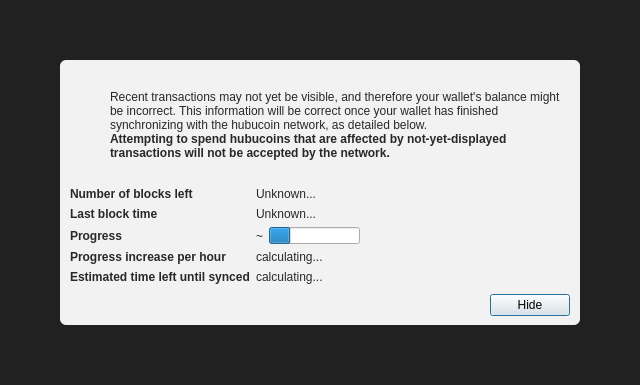
Old version of the form src/qt/forms/modaloverlay.ui in the repository SimBil91/diamondhandscoin.
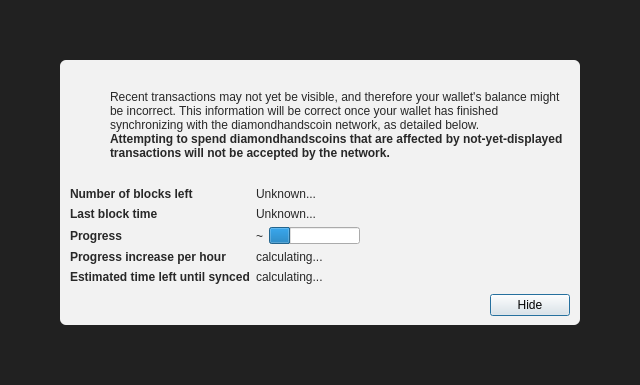
New version of the form. Icons and pictures are not drawn. Custom widgets are drawn as their Qt base class.

```diff
--- a/src/qt/forms/modaloverlay.ui
+++ b/src/qt/forms/modaloverlay.ui
@@ -130,7 +130,7 @@
              <item>
               <widget class="QLabel" name="infoText">
                <property name="text">
-                <string>Recent transactions may not yet be visible, and therefore your wallet's balance might be incorrect. This information will be correct once your wallet has finished synchronizing with the hubucoin network, as detailed below.</string>
+                <string>Recent transactions may not yet be visible, and therefore your wallet's balance might be incorrect. This information will be correct once your wallet has finished synchronizing with the diamondhandscoin network, as detailed below.</string>
                </property>
                <property name="textFormat">
                 <enum>Qt::RichText</enum>
@@ -149,7 +149,7 @@
                 </font>
                </property>
                <property name="text">
-                <string>Attempting to spend hubucoins that are affected by not-yet-displayed transactions will not be accepted by the network.</string>
+                <string>Attempting to spend diamondhandscoins that are affected by not-yet-displayed transactions will not be accepted by the network.</string>
                </property>
                <property name="textFormat">
                 <enum>Qt::RichText</enum>
```
